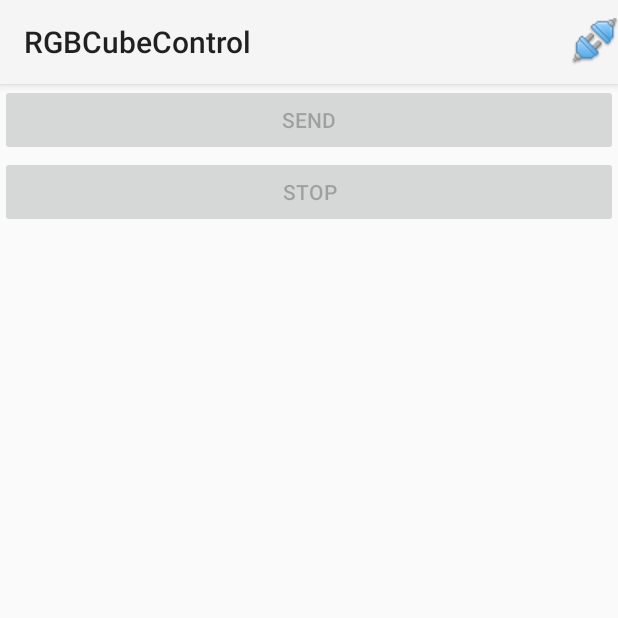
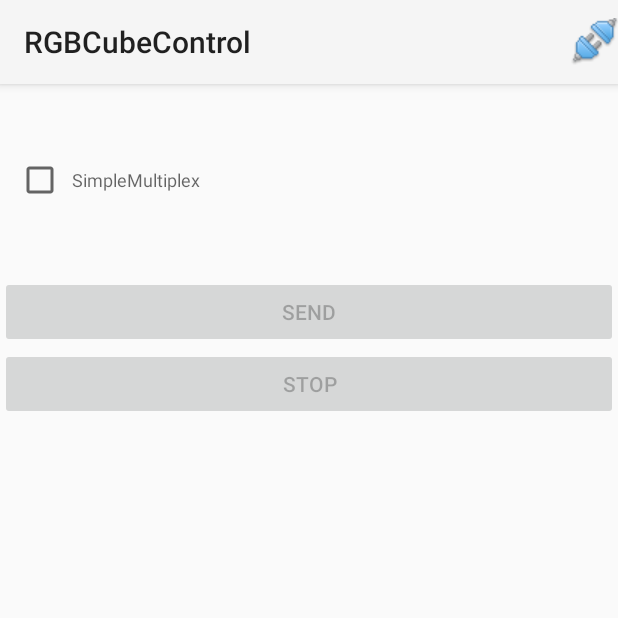
Before and after one commit to jmoerschbach/RGBCube, an Android app: the screen it shows after launch (MainActivity), on a phone screen of 412 x 824 dp, the top half of it. Run offline under Robolectric (Android 15) with nearby library versions, the phone set to English and light mode, and no system bars; libraries missing offline, so code that uses them is left out: app.akexorcist.bluetotohspp; 4 statements that could not run were skipped.

Commit message:
android ui...

```diff
--- a/RGBCubeControlKotlin/app/build.gradle
+++ b/RGBCubeControlKotlin/app/build.gradle
@@ -21,11 +21,14 @@ android {
         }
     }
 }
-
+androidExtensions {
+    experimental = true
+}
 dependencies {
     implementation fileTree(dir: 'libs', include: ['*.jar'])
     implementation"org.jetbrains.kotlin:kotlin-stdlib-jdk7:$kotlin_version"
     implementation "com.android.support:appcompat-v7:$support_version"
+    implementation "com.android.support:recyclerview-v7:$support_version"
     implementation 'com.android.support.constraint:constraint-layout:1.1.3'
     implementation "org.jetbrains.anko:anko-common:$anko_version"
     implementation 'com.akexorcist:bluetoothspp:1.0.0'
--- a/RGBCubeControlKotlin/app/src/main/AndroidManifest.xml
+++ b/RGBCubeControlKotlin/app/src/main/AndroidManifest.xml
@@ -13,7 +13,7 @@
         android:roundIcon="@mipmap/ic_launcher_round"
         android:supportsRtl="true"
         android:theme="@style/Theme.AppCompat.Light.NoActionBar">
-        <activity android:name=".ui.MainActivity"
+        <activity android:name=".ui.activities.MainActivity"
             android:launchMode="singleTop"
             >
             <intent-filter>
--- /dev/null
+++ b/RGBCubeControlKotlin/app/src/main/java/de/jonas/rgbcubecontrol/domain/AnimationProvider.kt
@@ -0,0 +1,12 @@
+package de.jonas.rgbcubecontrol.domain
+
+import de.jonas.rgbcubecontrol.domain.animations.AllLayersOnOffAnimation
+import de.jonas.rgbcubecontrol.domain.animations.Animation
+import de.jonas.rgbcubecontrol.domain.animations.SimpleMultiplexAnimation
+import de.jonas.rgbcubecontrol.domain.animations.TestLedAnimation
+import java.util.Arrays.asList
+
+class AnimationProvider {
+
+    fun getAvailableAnimations() : List<Animation> = asList(SimpleMultiplexAnimation(), AllLayersOnOffAnimation(), TestLedAnimation())
+}
--- /dev/null
+++ b/RGBCubeControlKotlin/app/src/main/java/de/jonas/rgbcubecontrol/domain/animations/AllLayersOnOffAnimation.kt
@@ -0,0 +1,20 @@
+package de.jonas.rgbcubecontrol.domain.animations
+
+class AllLayersOnOffAnimation : Animation() {
+    override fun reset() {
+        TODO("not implemented") //To change body of created functions use File | Settings | File Templates.
+    }
+
+    override val animationName: String
+        get() = "AllLayersOnOff"
+
+    private var on: Boolean = false
+
+    override fun animate1000ms() {
+        clearAllLeds()
+        if (on) turnAllLayersOff()
+        else turnAllLayersOn()
+        on = !on
+
+    }
+}
--- a/RGBCubeControlKotlin/app/src/main/java/de/jonas/rgbcubecontrol/domain/animations/RainfallAnimation.kt
+++ b/RGBCubeControlKotlin/app/src/main/java/de/jonas/rgbcubecontrol/domain/animations/RainfallAnimation.kt
@@ -19,7 +19,7 @@ class RainfallAnimation : Animation() {
         setAllLedsWhite()
     }
 
-    override fun animate1ms() {
+    override fun animate2ms() {
         if (multiplex) {
             clearAllLeds()
             setLedWhite(row, column)
--- a/RGBCubeControlKotlin/app/src/main/java/de/jonas/rgbcubecontrol/domain/animations/SimpleMultiplexAnimation.kt
+++ b/RGBCubeControlKotlin/app/src/main/java/de/jonas/rgbcubecontrol/domain/animations/SimpleMultiplexAnimation.kt
@@ -10,7 +10,11 @@ class SimpleMultiplexAnimation : Animation() {
         state = 0
     }
 
-    override fun animate1ms() {
+    override fun animate2ms() {
+       runAlgo()
+    }
+
+    private fun runAlgo() {
         when (state) {
             0 -> {
                 byteStream[1] = 0xff.toByte()
--- /dev/null
+++ b/RGBCubeControlKotlin/app/src/main/java/de/jonas/rgbcubecontrol/ui/AnimationItemProvider.kt
@@ -0,0 +1,12 @@
+package de.jonas.rgbcubecontrol.ui
+
+import de.jonas.rgbcubecontrol.domain.AnimationProvider
+import java.util.stream.Collectors.toList
+
+class AnimationItemProvider(private val animationProvider: AnimationProvider = AnimationProvider()) {
+
+    fun getAllAnimationItems(): AnimationList {
+        val animationItems = animationProvider.getAvailableAnimations().stream().map { AnimationItem(it, false) }.collect(toList())
+        return AnimationList(animationItems)
+    }
+}
--- /dev/null
+++ b/RGBCubeControlKotlin/app/src/main/java/de/jonas/rgbcubecontrol/ui/DomainClasses.kt
@@ -0,0 +1,12 @@
+package de.jonas.rgbcubecontrol.ui
+
+import de.jonas.rgbcubecontrol.domain.animations.Animation
+
+data class AnimationList(val animationItems: List<AnimationItem>) {
+    val size: Int
+        get() = animationItems.size
+
+    operator fun get(position: Int) = animationItems[position]
+}
+
+data class AnimationItem(val animation: Animation, val isSelected: Boolean)
--- a/RGBCubeControlKotlin/app/src/main/java/de/jonas/rgbcubecontrol/ui/MainActivity.kt
+++ b/RGBCubeControlKotlin/app/src/main/java/de/jonas/rgbcubecontrol/ui/activities/MainActivity.kt
@@ -1,25 +1,30 @@
-package de.jonas.rgbcubecontrol.ui
+package de.jonas.rgbcubecontrol.ui.activities
 
+import android.app.Activity
+import android.bluetooth.BluetoothAdapter
+import android.content.ComponentName
+import android.content.Context
+import android.content.Intent
+import android.content.ServiceConnection
+import android.os.Bundle
+import android.os.IBinder
 import android.support.v7.app.AppCompatActivity
-import android.os.Bundle
+import android.support.v7.widget.LinearLayoutManager
 import android.util.Log
 import android.view.View
 import android.widget.Toast
 import app.akexorcist.bluetotohspp.library.BluetoothSPP
 import app.akexorcist.bluetotohspp.library.BluetoothState
+import app.akexorcist.bluetotohspp.library.DeviceList
 import de.jonas.rgbcubecontrol.R
-import android.content.Intent
 import de.jonas.rgbcubecontrol.bluetooth.StreamingService
-import android.app.Activity
-import android.bluetooth.BluetoothAdapter
-import android.content.ComponentName
-import android.content.Context
-import android.content.ServiceConnection
-import android.os.IBinder
-import app.akexorcist.bluetotohspp.library.DeviceList
+import de.jonas.rgbcubecontrol.domain.animations.Animation
+import de.jonas.rgbcubecontrol.ui.AnimationItemProvider
+import de.jonas.rgbcubecontrol.ui.App
 import de.jonas.rgbcubecontrol.ui.App.Companion.bt
+import de.jonas.rgbcubecontrol.ui.adapters.AvailableAnimationsListAdapter
+import kotlinx.android.synthetic.main.activity_main.*
 import kotlin.properties.Delegates
-import kotlinx.android.synthetic.main.activity_main.*
 
 
 class MainActivity() : AppCompatActivity() {
@@ -54,6 +59,9 @@ class MainActivity() : AppCompatActivity() {
         setSupportActionBar(toolbar)
 
         connectionStatusIcon.setOnClickListener { setupBluetooth() }
+        val adapter = AvailableAnimationsListAdapter(AnimationItemProvider().getAllAnimationItems(), { startPlaying(it.animation) })
+        availableAnimationsList.layoutManager = LinearLayoutManager(this)
+        availableAnimationsList.adapter = adapter
     }
 
     override fun onStart() {
@@ -70,7 +78,6 @@ class MainActivity() : AppCompatActivity() {
 
 
     override fun onResume() {
-        Log.w(TAG, "onResume")
         super.onResume()
         connectedToCube = bt.connectedDeviceName != null;
         Log.w(TAG, "onResume: connected to cube: $connectedToCube")
@@ -159,6 +166,12 @@ class MainActivity() : AppCompatActivity() {
             mService.startPlaying()
     }
 
+    private fun startPlaying(animation: Animation) {
+        Intent(this, StreamingService::class.java).also { startService(it) }
+        if (mBound)
+            mService.startPlaying(animation)
+    }
+
     fun stop(view: View) {
         Toast.makeText(this, "stop sending...", Toast.LENGTH_SHORT).show()
         stopPlaying()
--- /dev/null
+++ b/RGBCubeControlKotlin/app/src/main/java/de/jonas/rgbcubecontrol/ui/adapters/AvailableAnimationsListAdapter.kt
@@ -0,0 +1,41 @@
+package de.jonas.rgbcubecontrol.ui.adapters
+
+import android.support.v7.widget.RecyclerView
+import android.view.LayoutInflater
+import android.view.View
+import android.view.ViewGroup
+import de.jonas.rgbcubecontrol.R
+import de.jonas.rgbcubecontrol.ui.AnimationItem
+import de.jonas.rgbcubecontrol.ui.AnimationList
+import kotlinx.android.extensions.LayoutContainer
+import kotlinx.android.synthetic.main.item_animation.*
+
+class AvailableAnimationsListAdapter(private val allAnimations: AnimationList,
+                                     private val itemClick: (AnimationItem) -> Unit) : RecyclerView.Adapter<AvailableAnimationsListAdapter.ViewHolder>() {
+
+    override fun onCreateViewHolder(parent: ViewGroup, viewType: Int): ViewHolder {
+        val view = LayoutInflater.from(parent.context).inflate(R.layout.item_animation, parent, false)
+        return ViewHolder(view, itemClick)
+    }
+
+    override fun onBindViewHolder(holder: ViewHolder, position: Int) {
+        holder.bindAnimation(allAnimations[position])
+    }
+
+    override fun getItemCount(): Int = allAnimations.size
+
+    class ViewHolder(override val containerView: View,
+                     private val itemClick: (AnimationItem) -> Unit) :
+            RecyclerView.ViewHolder(containerView), LayoutContainer {
+
+        fun bindAnimation(animationItem: AnimationItem) {
+            with(animationItem) {
+
+                descriptionText.text = animation.animationName
+
+                itemView.setOnClickListener { itemClick(this) }
+
+            }
+        }
+    }
+}
--- a/RGBCubeControlKotlin/app/src/main/res/layout/activity_main.xml
+++ b/RGBCubeControlKotlin/app/src/main/res/layout/activity_main.xml
@@ -4,7 +4,7 @@
     xmlns:tools="http://schemas.android.com/tools"
     android:layout_width="match_parent"
     android:layout_height="match_parent"
-    tools:context=".ui.MainActivity">
+    tools:context=".ui.activities.MainActivity">
 
 
     <LinearLayout
@@ -34,6 +34,10 @@
                 android:src="@drawable/disconnect" />
         </android.support.v7.widget.Toolbar>
 
+        <android.support.v7.widget.RecyclerView
+            android:id="@+id/availableAnimationsList"
+            android:layout_width="match_parent"
+            android:layout_height="wrap_content" />
         <Button
             android:id="@+id/sendButton"
             android:layout_width="match_parent"
--- /dev/null
+++ b/RGBCubeControlKotlin/app/src/main/res/layout/item_animation.xml
@@ -0,0 +1,29 @@
+<?xml version="1.0" encoding="utf-8"?>
+<LinearLayout xmlns:android="http://schemas.android.com/apk/res/android"
+    xmlns:tools="http://schemas.android.com/tools"
+    android:layout_width="match_parent"
+    android:layout_height="match_parent"
+    android:layout_marginLeft="@dimen/spacing_xlarge"
+    android:layout_marginRight="@dimen/spacing_xlarge"
+    android:layout_weight="1"
+    android:gravity="center_vertical"
+    android:orientation="horizontal"
+    android:padding="@dimen/spacing_xlarge">
+
+    <CheckBox
+        android:id="@+id/checkbox_meat"
+        android:layout_width="wrap_content"
+        android:layout_height="wrap_content"
+        android:onClick="onCheckboxClicked" />
+
+    <Space
+        android:layout_width="@dimen/spacing_xlarge"
+        android:layout_height="match_parent" />
+
+    <TextView
+        android:id="@+id/descriptionText"
+        android:layout_width="match_parent"
+        android:layout_height="wrap_content"
+        android:textAppearance="@style/TextAppearance.AppCompat.Caption"
+        tools:text="Animation name" />
+</LinearLayout>
--- a/RGBCubeControlKotlin/build.gradle
+++ b/RGBCubeControlKotlin/build.gradle
@@ -1,7 +1,7 @@
 // Top-level build file where you can add configuration options common to all sub-projects/modules.
 
 buildscript {
-    ext.kotlin_version = '1.3.10'
+    ext.kotlin_version = '1.3.11'
     ext.support_version = '27.1.1'
     ext.anko_version = '0.10.4'
     repositories {
```
Also changed, not shown: RGBCubeControlKotlin/app/src/main/java/de/jonas/rgbcubecontrol/bluetooth/StreamingService.kt (+14 -17 lines), RGBCubeControlKotlin/app/src/main/java/de/jonas/rgbcubecontrol/domain/animations/Animation.kt (+3 -70 lines), RGBCubeControlKotlin/app/src/main/java/de/jonas/rgbcubecontrol/domain/animations/TestLedAnimation.kt (+15 -9 lines), RGBCubeControlKotlin/app/src/main/java/de/jonas/rgbcubecontrol/ui/MyViewModel.kt (added, +22 -0 lines), RGBCubeControlKotlin/app/src/main/res/values/dimen.xml (added, +7 -0 lines).
